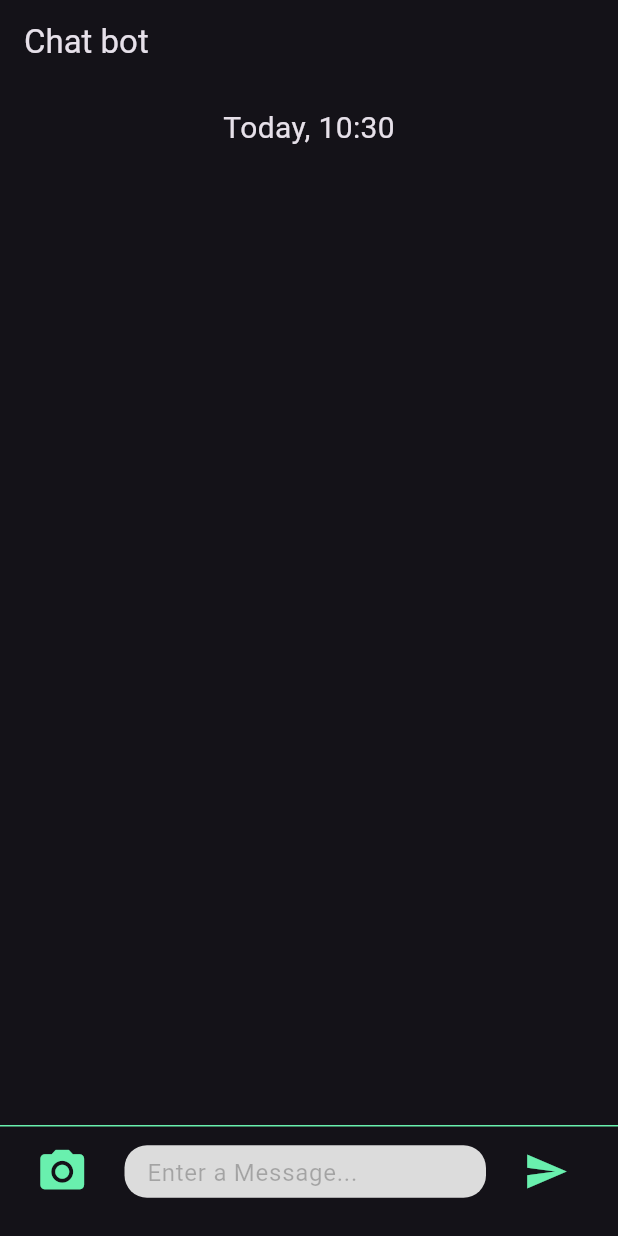
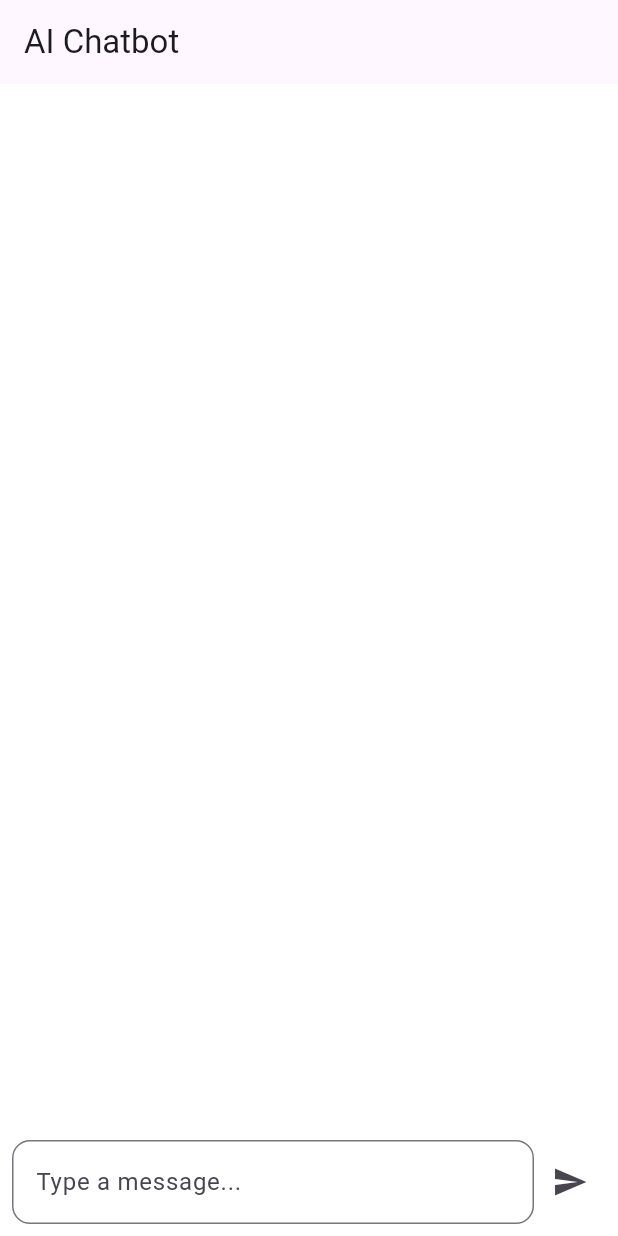
Before and after one commit to Darioantonio20/FlutterChatBot, a Flutter app: the screen it shows after launch, on a phone screen of 412 x 824 dp. Run offline on Flutter 3.47's test engine with Material 3 defaults, Android fonts, the phone set to English and light mode, and no system bars; our stand-ins replace google_generative_ai; missing offline and left inert: dart:ffi.

Commit message:
[FIX] the new bot

```diff
--- a/lib/main.dart
+++ b/lib/main.dart
@@ -1,292 +1,153 @@
-import 'package:bubble/bubble.dart';
-import 'package:dialogflow_flutter/dialogflowFlutter.dart';
-import 'package:dialogflow_flutter/googleAuth.dart';
-import 'package:dialogflow_flutter/language.dart';
 import 'package:flutter/material.dart';
-import 'package:flutter/services.dart';
-import 'package:intl/intl.dart';
-import 'dart:convert';
-import 'dart:io';
+import 'package:flutter/widgets.dart';
+import 'package:google_generative_ai/google_generative_ai.dart';
+import 'dart:ffi';
 
-void detectIntent(String query) async {
-  try {
-    AuthGoogle authGoogle = await AuthGoogle(fileJson: 'assets/dialog_flow_auth.json').build();
-    DialogFlow dialogflow = DialogFlow(authGoogle: authGoogle, language: Language.spanish);
-    AIResponse response = await dialogflow.detectIntent(query);
+	const String apiKey = "AIzaSyCIpuvmSma2EO4Rk0xaivrJhbjhXD-_DXE";
 
-    if (response.getListMessage() != null) {
-      List? messages = response.getListMessage();
-      for (var message in messages!) {
-        if (message != null && message['text'] != null && message['text']['text'] != null) {
-          print(message['text']['text'][0]);
-        } else {
-          print("Mensaje no válido recibido.");
-        }
-      }
-    } else {
-      print("No se recibió una respuesta válida del bot.");
-    }
-  } catch (e) {
-    print("Error al detectar la intención: $e");
-  }
+void main(){
+  runApp(MyApp());
 }
 
-Future<void> readServiceJson() async {
-  final file = File('assets/dialog_flow_auth.json');
-  final contents = await file.readAsString();
-  final jsonData = jsonDecode(contents);
+class MyApp extends StatelessWidget {
+  const MyApp({Key? key}) : super(key: key);
 
-  print(jsonData);
-}
-void main() {
-  runApp(MyApp());
-}
-class MyApp extends StatelessWidget {
   @override
   Widget build(BuildContext context) {
     return MaterialApp(
-      title: 'Flutter Demo',
-      theme: ThemeData(
-        brightness: Brightness.dark,
-        primarySwatch: Colors.blue,
-        visualDensity: VisualDensity.adaptivePlatformDensity,
-      ),
       debugShowCheckedModeBanner: false,
-      home: MyHomePage(title: 'Flutter Demo Home Page', key: UniqueKey(),),
+      home: ChatScreen(),
     );
   }
 }
 
-class MyHomePage extends StatefulWidget {
-MyHomePage({required Key key, required this.title}) : super(key: key);
-final String title;
+class ChatScreen extends StatefulWidget {
+  const ChatScreen({Key? key}) : super(key: key);
 
   @override
-_MyHomePageState createState() => _MyHomePageState();
+  State<ChatScreen> createState() => _ChatScreenState();
 }
-class _MyHomePageState extends State<MyHomePage> {
-void response(query) async {
-  try {
-    AuthGoogle authGoogle = await AuthGoogle(fileJson: 'assets/dialog_flow_auth.json').build();
-    DialogFlow dialogflow = DialogFlow(authGoogle: authGoogle, language: Language.english);
 
-    // Detectar la intención a partir de la consulta
-    AIResponse aiResponse = await dialogflow.detectIntent(query);
+class _ChatScreenState extends State<ChatScreen> {
+  late final GenerativeModel _model;
+  late final ChatSession _chat;
+  final ScrollController _scrollController = ScrollController();
+  final TextEditingController _textController = TextEditingController();
+  final List<ChatMessage> _messages = [];
 
-    // Imprimir toda la respuesta para ver su estructura
-    print("Respuesta completa de AIResponse: ${aiResponse.getMessage()}");
 
-    if (aiResponse.getListMessage() != null) {
-      var message = aiResponse.getListMessage();
+  @override
+  void initState(){
+    super.initState();
+    _model = GenerativeModel(model: 'gemini-pro', apiKey: apiKey);
+    _chat = _model.startChat();
+  }
 
-      // Imprimir el mensaje para ver su estructura
-      print("Mensaje recibido: $message");
-      if (message != null && message.isNotEmpty) {
-        // Verificar que el primer mensaje tenga la clave 'text' y sea del tipo correcto
-        if (message[0] is Map && message[0].containsKey("text") && message[0]["text"] is Map) {
-          var textMap = message[0]["text"];
+  void _scrollDown(){
+    WidgetsBinding.instance.addPostFrameCallback(
+      (_) => _scrollController.animateTo(
+      _scrollController.position.maxScrollExtent,
+      duration: const Duration(milliseconds: 750),
+      curve: Curves.easeOutCirc,
+      )
+    );
+  }
 
-          if (textMap["text"] != null && textMap["text"] is List && textMap["text"].isNotEmpty) {
-            var text = textMap["text"];
+Future<void> _sendChatMessage(String message) async {
   setState(() {
-              messsages.insert(0, {"data": 0, "message": text[0].toString()});
+    _messages.add(ChatMessage(text: message, isUser: true));
   });
-            print("Texto del bot: ${text[0].toString()}");
-          } else {
-            print("El campo 'text' está vacío o no es una lista.");
-          }
-        } else {
-          print("El mensaje no contiene un mapa 'text' válido.");
-        }
-      } else {
-        print("No se detectó ninguna intención o la respuesta no contiene mensajes.");
-      }
-    } else {
-      print("La respuesta de AIResponse es nula o no contiene mensajes.");
-    }
-  } catch (e) {
-    print("Error al detectar la intención: $e");
+
+  try{
+    final response = await _chat.sendMessage(Content.text(message));
+    final text = response.text;
+    setState(() {
+      _messages.add(ChatMessage(text: text!, isUser: false));
+      _scrollDown();
+    });
+  } catch(e){
+    _messages.add(ChatMessage(text: 'Error: $e', isUser: false));
+  }finally{
+    _textController.clear();
   }
 }
-
-
-
-
-
-
-  final messageInsert = TextEditingController();
-  List<Map> messsages = [];
 
   @override
   Widget build(BuildContext context) {
     return Scaffold(
+      backgroundColor: Colors.white,
       appBar: AppBar(
-        title: Text(
-          "Chat bot",
+        title: const Text('AI Chatbot'),
+      ),
+      body: Column(
+        children: [
+          Expanded(child: ListView.builder(
+            controller: _scrollController,
+            itemCount: _messages.length,
+            itemBuilder: (context, index) {
+            return ChatBubble(message: _messages[index]);
+          },)),
+          Padding(padding: EdgeInsets.all(8),
+          child: Row(
+            children: [
+              Expanded(child: TextField(
+                onSubmitted: _sendChatMessage,
+                controller: _textController,
+                decoration: InputDecoration(
+                  hintText: 'Type a message...',
+                  border: OutlineInputBorder(
+                    borderRadius: BorderRadius.circular(12),
                   ),
                 ),
-      body: Container(
-        child: Column(
-          children: <Widget>[
-            Container(
-              padding: EdgeInsets.only(top: 15, bottom: 10),
-              child: Text("Today, ${DateFormat("Hm").format(DateTime.now())}", style: TextStyle(
-                fontSize: 20
-              ),),
+              )),
+              IconButton(
+                icon: Icon(Icons.send),
+                onPressed: () => _sendChatMessage(_textController.text),
               ),
-            Flexible(
-                child: ListView.builder(
-                    reverse: true,
-                    itemCount: messsages.length,
-                    itemBuilder: (context, index) => chat(
-                        messsages[index]["message"].toString(),
-                        messsages[index]["data"]))),
-            SizedBox(
-              height: 20,
-            ),
-
-            Divider(
-              height: 5.0,
-              color: Colors.greenAccent,
-            ),
-            Container(
-
-
-              child: ListTile(
-
-                  leading: IconButton(
-                    icon: Icon(Icons.camera_alt, color: Colors.greenAccent, size: 35,), onPressed: () {  },
-                  ),
-
-                  title: Container(
-                    height: 35,
-                    decoration: BoxDecoration(
-                      borderRadius: BorderRadius.all(Radius.circular(
-                          15)),
-                      color: Color.fromRGBO(220, 220, 220, 1),
-                    ),
-                    padding: EdgeInsets.only(left: 15),
-                    child: TextFormField(
-                      controller: messageInsert,
-                      decoration: InputDecoration(
-                        hintText: "Enter a Message...",
-                        hintStyle: TextStyle(
-                            color: Colors.black26
-                        ),
-                        border: InputBorder.none,
-                        focusedBorder: InputBorder.none,
-                        enabledBorder: InputBorder.none,
-                        errorBorder: InputBorder.none,
-                        disabledBorder: InputBorder.none,
-                      ),
-
-                      style: TextStyle(
-                          fontSize: 16,
-                          color: Colors.black
-                      ),
-                      onChanged: (value) {
-
-                      },
-                    ),
-                  ),
-
-                  trailing: IconButton(
-
-                      icon: Icon(
-
-                        Icons.send,
-                        size: 30.0,
-                        color: Colors.greenAccent,
-                      ),
-                      onPressed: () {
-
-                        if (messageInsert.text.isEmpty) {
-                          print("empty message");
-                        } else {
-                          setState(() {
-                            messsages.insert(0,
-                                {"data": 1, "message": messageInsert.text});
-                          });
-                          response(messageInsert.text);
-                          messageInsert.clear();
-                        }
-                        FocusScopeNode currentFocus = FocusScope.of(context);
-                        if (!currentFocus.hasPrimaryFocus) {
-                          currentFocus.unfocus();
-                        }
-                      }),
-
-              ),
-
-            ),
-
-            SizedBox(
-              height: 15.0,
-            )
             ],
           ),
           ),
-    );
-  }
-
-  //for better one i have use the bubble package check out the pubspec.yaml
-
-  Widget chat(String message, int data) {
-    return Container(
-      padding: EdgeInsets.only(left: 20, right: 20),
-
-      child: Row(
-          mainAxisAlignment: data == 1 ? MainAxisAlignment.end : MainAxisAlignment.start,
-          children: [
-
-            data == 0 ? Container(
-              height: 60,
-              width: 60,
-              child: CircleAvatar(
-                backgroundImage: AssetImage("assets/bot.png"),
-              ),
-            ) : Container(),
-
-        Padding(
-        padding: EdgeInsets.all(10.0),
-        child: Bubble(
-            radius: Radius.circular(15.0),
-            color: data == 0 ? Color.fromRGBO(23, 157, 139, 1) : Colors.orangeAccent,
-            elevation: 0.0,
-
-            child: Padding(
-              padding: EdgeInsets.all(2.0),
-              child: Row(
-                mainAxisSize: MainAxisSize.min,
-                children: <Widget>[
-
-                  SizedBox(
-                    width: 10.0,
-                  ),
-                  Flexible(
-                      child: Container(
-                        constraints: BoxConstraints( maxWidth: 200),
-                        child: Text(
-                          message,
-                          style: TextStyle(
-                              color: Colors.white, fontWeight: FontWeight.bold),
-                        ),
-                      ))
-                ],
-              ),
-            )),
-      ),
-
-            data == 1? Container(
-              height: 60,
-              width: 60,
-              child: CircleAvatar(
-                backgroundImage: AssetImage("assets/person.png"),
-              ),
-            ) : Container(),
-
         ],
       ),
     );
   }
 }
+
+class ChatMessage {
+  final String text;
+  final bool isUser;
+  ChatMessage({required this.text, required this.isUser});
+}
+class ChatBubble extends StatelessWidget {
+  final ChatMessage message;
+
+  const ChatBubble({Key? key, required this.message}) : super(key: key);
+  @override
+  Widget build(BuildContext context) {
+    return Container(
+      margin: EdgeInsets.symmetric(vertical: 8, horizontal: 10),
+      alignment: message.isUser ? Alignment.centerRight : Alignment.centerLeft,
+      child: Container(
+        constraints: BoxConstraints(
+          maxWidth: MediaQuery.of(context).size.width / 1.25,
+        ),
+        padding: EdgeInsets.symmetric(horizontal: 14, vertical: 10),
+        decoration: BoxDecoration(
+          color: message.isUser ? Color.fromARGB(255, 135, 252, 232) : Color.fromARGB(255, 133, 185, 241),
+          borderRadius: BorderRadius.only(
+            topLeft: Radius.circular(12),
+            topRight: Radius.circular(12),
+            bottomLeft: message.isUser ? Radius.circular(12) : Radius.zero,
+            bottomRight: message.isUser ? Radius.zero : Radius.circular(12),
+          ),
+        ),
+        child: Text(
+        message.text,
+        style: TextStyle(
+          fontSize: 16,
+          ),
+        ),
+      ),
+    );
+  }
+}
```
Also changed, not shown: pubspec.yaml (+4 -11 lines), pubspec.lock. Lines whose indentation alone changed are shown as unchanged.
